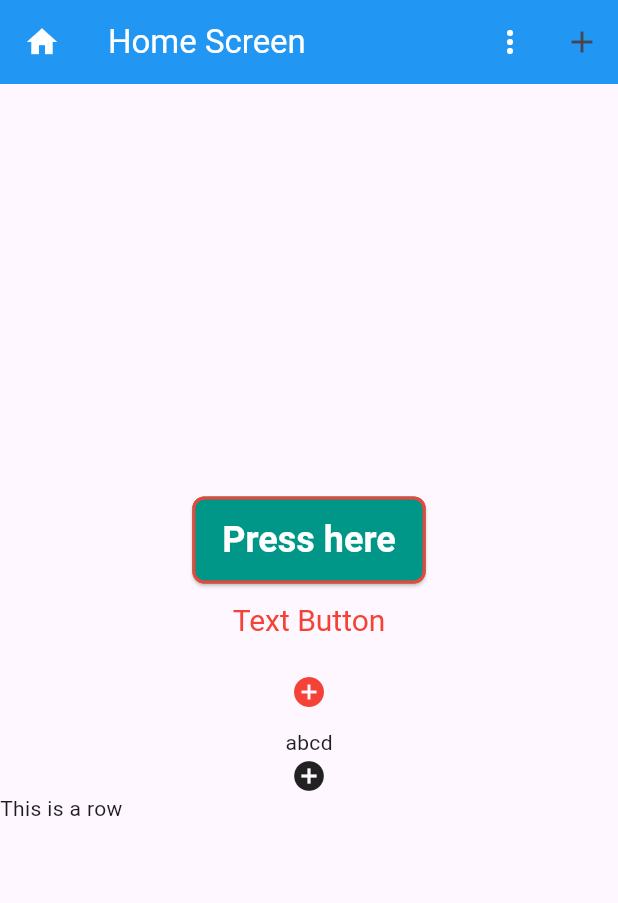
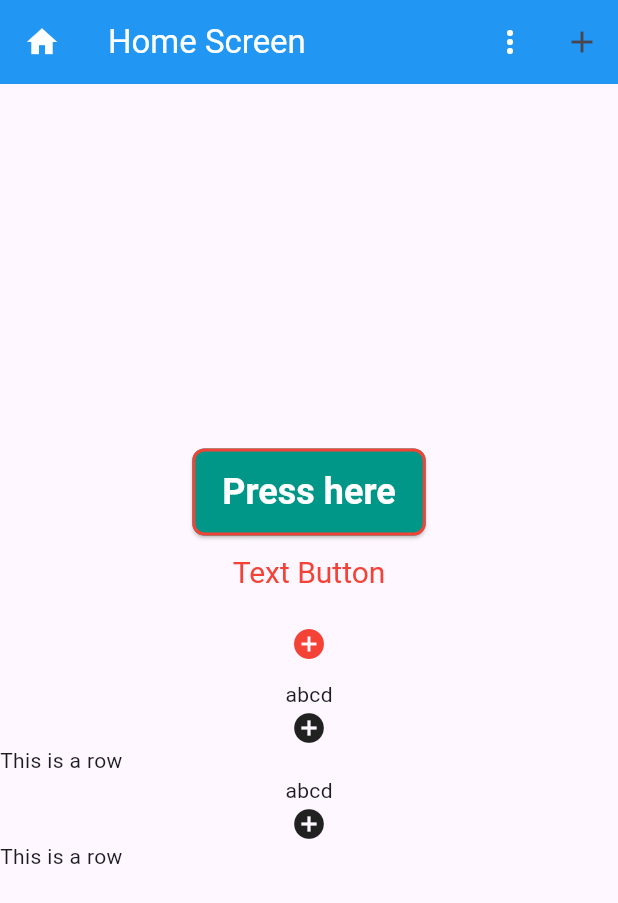
Before and after one commit to rayhan1650/ostad_flutter_live_class, a Flutter app: the screen it shows after launch, on a phone screen of 412 x 824 dp. Shown: the top 903 px of the screen. Run offline on Flutter 3.47's test engine with Material 3 defaults, Android fonts, the phone set to English and light mode, and no system bars.

```diff
--- a/lib/main.dart
+++ b/lib/main.dart
@@ -127,6 +127,26 @@ class Home extends StatelessWidget {
                   )
                 ],
               ),
+            ),
+            InkWell(
+              splashColor: Colors.orange,
+              radius: 20,
+              borderRadius: BorderRadius.circular(30),
+              onTap: () {
+                print('on tap detected');
+              },
+              onDoubleTap: () {
+                print('on doubletap detected');
+              },
+              child: const Column(
+                children: [
+                  Text('abcd'),
+                  Icon(Icons.add_circle),
+                  Row(
+                    children: [Text('This is a row')],
+                  )
+                ],
+              ),
             )
           ],
         ),
```
